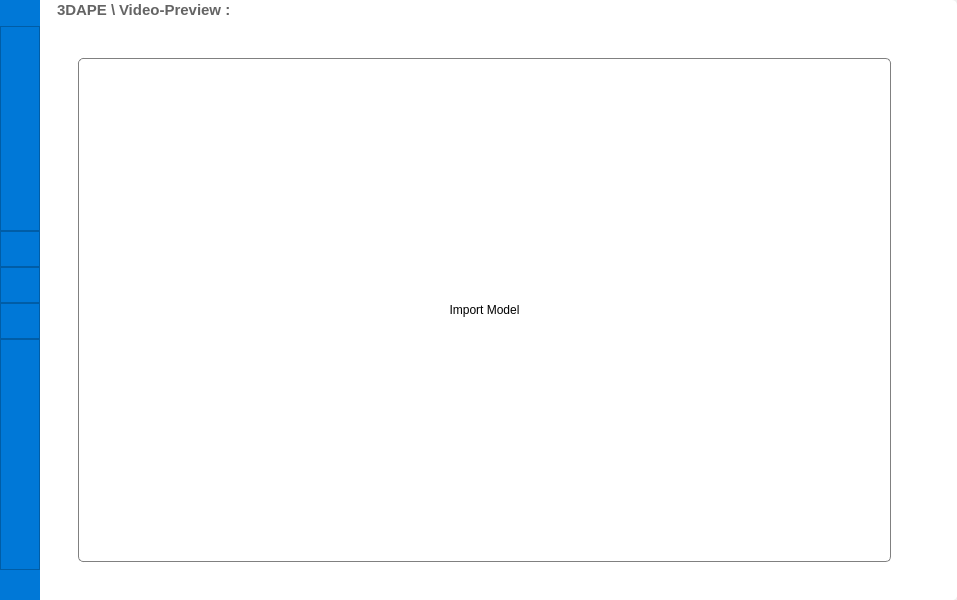
Above: UI/Core.ui from PixellQ/3DAPE before the change. Below: the same form after it.
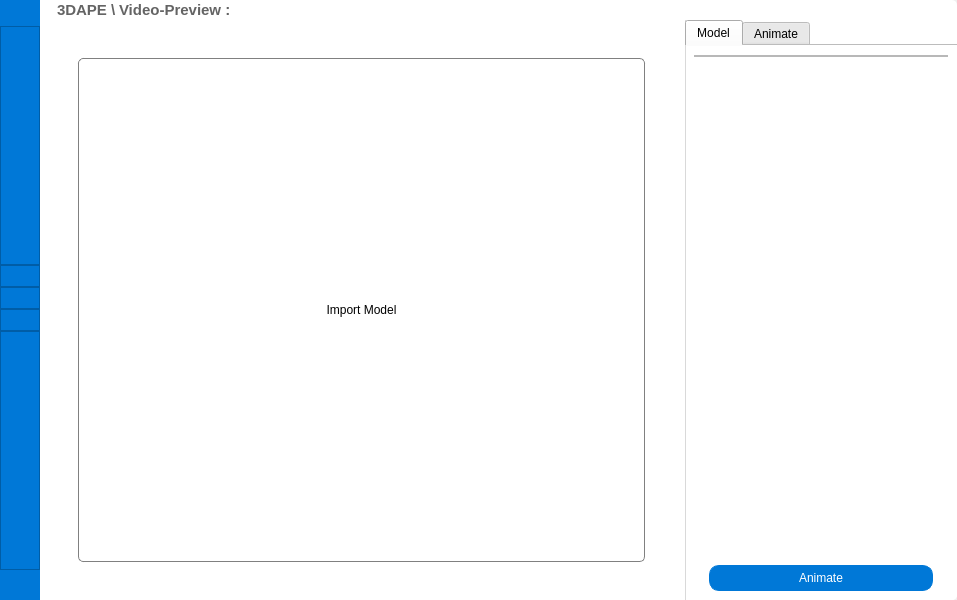
That is the form after the change. The open tabs and pages were chosen to show the change. Icons and pictures are not drawn.

What changed in the file:
```diff
--- a/UI/Core.ui
+++ b/UI/Core.ui
@@ -273,23 +273,6 @@
                 <property name="spacing">
                  <number>0</number>
                 </property>
-                <item row="0" column="0">
-                 <widget class="QPushButton" name="VideoPageBtn">
-                  <property name="styleSheet">
-                   <string notr="true"/>
-                  </property>
-                  <property name="icon">
-                   <iconset>
-                    <normaloff>UI/Icons/Video.png</normaloff>UI/Icons/Video.png</iconset>
-                  </property>
-                  <property name="iconSize">
-                   <size>
-                    <width>22</width>
-                    <height>22</height>
-                   </size>
-                  </property>
-                 </widget>
-                </item>
                </layout>
               </widget>
              </item>
@@ -320,20 +303,6 @@
                 <property name="spacing">
                  <number>0</number>
                 </property>
-                <item row="0" column="0">
-                 <widget class="QPushButton" name="ModelPageBtn">
-                  <property name="icon">
-                   <iconset>
-                    <normaloff>UI/Icons/Model.png</normaloff>UI/Icons/Model.png</iconset>
-                  </property>
-                  <property name="iconSize">
-                   <size>
-                    <width>22</width>
-                    <height>22</height>
-                   </size>
-                  </property>
-                 </widget>
-                </item>
                </layout>
               </widget>
              </item>
@@ -364,23 +333,6 @@
                 <property name="spacing">
                  <number>0</number>
                 </property>
-                <item row="0" column="0">
-                 <widget class="QPushButton" name="FinalPageBtn">
-                  <property name="styleSheet">
-                   <string notr="true"/>
-                  </property>
-                  <property name="icon">
-                   <iconset>
-                    <normaloff>UI/Icons/Final.png</normaloff>UI/Icons/Final.png</iconset>
-                  </property>
-                  <property name="iconSize">
-                   <size>
-                    <width>22</width>
-                    <height>22</height>
-                   </size>
-                  </property>
-                 </widget>
-                </item>
                </layout>
               </widget>
              </item>
@@ -823,9 +775,6 @@
                  </property>
                  <item row="0" column="0">
                   <widget class="QWidget" name="VidPageBackground" native="true">
-                   <property name="styleSheet">
-                    <string notr="true"/>
-                   </property>
                    <layout class="QGridLayout" name="gridLayout_10">
                     <property name="leftMargin">
                      <number>0</number>
@@ -1086,9 +1035,6 @@
                        </layout>
                       </widget>
                       <widget class="QFrame" name="VidToolBox">
-                       <property name="styleSheet">
-                        <string notr="true"/>
-                       </property>
                        <layout class="QGridLayout" name="gridLayout_24">
                         <property name="leftMargin">
                          <number>5</number>
@@ -1283,22 +1229,6 @@
                 </layout>
                </widget>
                <widget class="QWidget" name="ModelPage">
-                <property name="styleSheet">
-                 <string notr="true">QWidget{
-	background-color: none;
-	border-radius: none;
-}
-
-QFrame{
-	background-color: none;
-	border-radius: none;
-}
-
-QSplitter{
-	background-color: none;
-	border-radius: none;
-}</string>
-                </property>
                 <layout class="QGridLayout" name="gridLayout_21">
                  <property name="leftMargin">
                   <number>0</number>
@@ -1335,15 +1265,6 @@
                     </property>
                     <item row="0" column="0">
                      <widget class="QSplitter" name="ModelSplitter">
-                      <property name="styleSheet">
-                       <string notr="true">*{
-	background-color: none;
-}
-
-QSplitter{
-	margin: -5px;
-}</string>
-                      </property>
                       <property name="orientation">
                        <enum>Qt::Horizontal</enum>
                       </property>
@@ -1351,6 +1272,24 @@
                        <number>0</number>
                       </property>
                       <widget class="QFrame" name="ModelBox">
+                       <property name="sizePolicy">
+                        <sizepolicy hsizetype="Expanding" vsizetype="Preferred">
+                         <horstretch>0</horstretch>
+                         <verstretch>0</verstretch>
+                        </sizepolicy>
+                       </property>
+                       <property name="minimumSize">
+                        <size>
+                         <width>640</width>
+                         <height>0</height>
+                        </size>
+                       </property>
+                       <property name="sizeIncrement">
+                        <size>
+                         <width>1</width>
+                         <height>0</height>
+                        </size>
+                       </property>
                        <property name="styleSheet">
                         <string notr="true"/>
                        </property>
@@ -1366,6 +1305,12 @@
 	background-color: #ffffff;
 }</string>
                           </property>
+                          <property name="frameShape">
+                           <enum>QFrame::StyledPanel</enum>
+                          </property>
+                          <property name="frameShadow">
+                           <enum>QFrame::Raised</enum>
+                          </property>
                           <layout class="QGridLayout" name="gridLayout_26">
                            <property name="leftMargin">
                             <number>0</number>
@@ -1424,9 +1369,6 @@
                        </layout>
                       </widget>
                       <widget class="QFrame" name="ModToolBox">
-                       <property name="styleSheet">
-                        <string notr="true"/>
-                       </property>
                        <layout class="QGridLayout" name="gridLayout_23">
                         <property name="leftMargin">
                          <number>5</number>
@@ -1448,10 +1390,167 @@
                           <property name="styleSheet">
                            <string notr="true">#ModelOptions{
 	background-color: rgb(255, 255, 255);
-	border-radius: 0px;
+	border-left: 1px solid gray;
+	border-color: rgb(217, 217, 217);
 	border-bottom-right-radius: 5px;
 }</string>
                           </property>
+                          <layout class="QGridLayout" name="gridLayout_29">
+                           <property name="leftMargin">
+                            <number>0</number>
+                           </property>
+                           <property name="topMargin">
+                            <number>0</number>
+                           </property>
+                           <property name="rightMargin">
+                            <number>0</number>
+                           </property>
+                           <property name="bottomMargin">
+                            <number>0</number>
+                           </property>
+                           <property name="spacing">
+                            <number>0</number>
+                           </property>
+                           <item row="0" column="0">
+                            <widget class="QTabWidget" name="ModelOptionTab">
+                             <property name="currentIndex">
+                              <number>0</number>
+                             </property>
+                             <property name="documentMode">
+                              <bool>true</bool>
+                             </property>
+                             <property name="movable">
+                              <bool>true</bool>
+                             </property>
+                             <widget class="QWidget" name="ModelFilesTab">
+                              <attribute name="title">
+                               <string>Model</string>
+                              </attribute>
+                              <layout class="QGridLayout" name="gridLayout_28">
+                               <item row="0" column="0">
+                                <widget class="QScrollArea" name="ModelScrollArea">
+                                 <property name="frameShape">
+                                  <enum>QFrame::NoFrame</enum>
+                                 </property>
+                                 <property name="widgetResizable">
+                                  <bool>true</bool>
+                                 </property>
+                                 <widget class="QWidget" name="ModelScrollContent">
+                                  <property name="geometry">
+                                   <rect>
+                                    <x>0</x>
+                                    <y>0</y>
+                                    <width>109</width>
+                                    <height>490</height>
+                                   </rect>
+                                  </property>
+                                  <property name="styleSheet">
+                                   <string notr="true">#ModelScrollContent
+{
+	background-color: #ffffff;
+}</string>
+                                  </property>
+                                  <layout class="QVBoxLayout" name="verticalLayout_7">
+                                   <property name="spacing">
+                                    <number>0</number>
+                                   </property>
+                                   <property name="leftMargin">
+                                    <number>0</number>
+                                   </property>
+                                   <property name="topMargin">
+                                    <number>0</number>
+                                   </property>
+                                   <property name="rightMargin">
+                                    <number>0</number>
+                                   </property>
+                                   <property name="bottomMargin">
+                                    <number>0</number>
+                                   </property>
+                                   <item alignment="Qt::AlignTop">
+                                    <widget class="QFrame" name="ModelDetailContainer">
+                                     <property name="frameShape">
+                                      <enum>QFrame::StyledPanel</enum>
+                                     </property>
+                                     <property name="frameShadow">
+                                      <enum>QFrame::Raised</enum>
+                                     </property>
+                                     <layout class="QVBoxLayout" name="verticalLayout_8">
+                                      <property name="leftMargin">
+                                       <number>0</number>
+                                      </property>
+                                      <property name="topMargin">
+                                       <number>0</number>
+                                      </property>
+                                      <property name="rightMargin">
+                                       <number>0</number>
+                                      </property>
+                                      <property name="bottomMargin">
+                                       <number>0</number>
+                                      </property>
+                                     </layout>
+                                    </widget>
+                                   </item>
+                                  </layout>
+                                 </widget>
+                                </widget>
+                               </item>
+                               <item row="1" column="0">
+                                <widget class="QWidget" name="ModelImportSection" native="true">
+                                 <layout class="QHBoxLayout" name="horizontalLayout_7">
+                                  <property name="leftMargin">
+                                   <number>15</number>
+                                  </property>
+                                  <property name="topMargin">
+                                   <number>0</number>
+                                  </property>
+                                  <property name="rightMargin">
+                                   <number>15</number>
+                                  </property>
+                                  <property name="bottomMargin">
+                                   <number>0</number>
+                                  </property>
+                                  <item>
+                                   <widget class="QPushButton" name="ModelImportBtn">
+                                    <property name="styleSheet">
+                                     <string notr="true">#ModelImportBtn{
+	border: 1px solid gray;
+	border-radius: 10px;
+	border-color: rgb(0, 120, 215);
+	background-color: rgb(0, 120, 215);
+	color: rgb(255, 255, 255);
+	padding: 5px;
+	padding-left: 15px;
+	padding-right: 15px;
+}
+
+#ModelImportBtn::hover{
+    background-color:rgb(0, 108, 190);
+    border-color:  rgb(0, 120, 215);
+}
+
+#ModelImportBtn::selected{
+	color: rgb(0, 0, 0);
+    background-color: rgb(255, 255, 255);
+}</string>
+                                    </property>
+                                    <property name="text">
+                                     <string>Animate</string>
+                                    </property>
+                                   </widget>
+                                  </item>
+                                 </layout>
+                                </widget>
+                               </item>
+                              </layout>
+                             </widget>
+                             <widget class="QWidget" name="ModelEditTab">
+                              <attribute name="title">
+                               <string>Animate</string>
+                              </attribute>
+                             </widget>
+                            </widget>
+                           </item>
+                          </layout>
                          </widget>
                         </item>
                        </layout>
```
